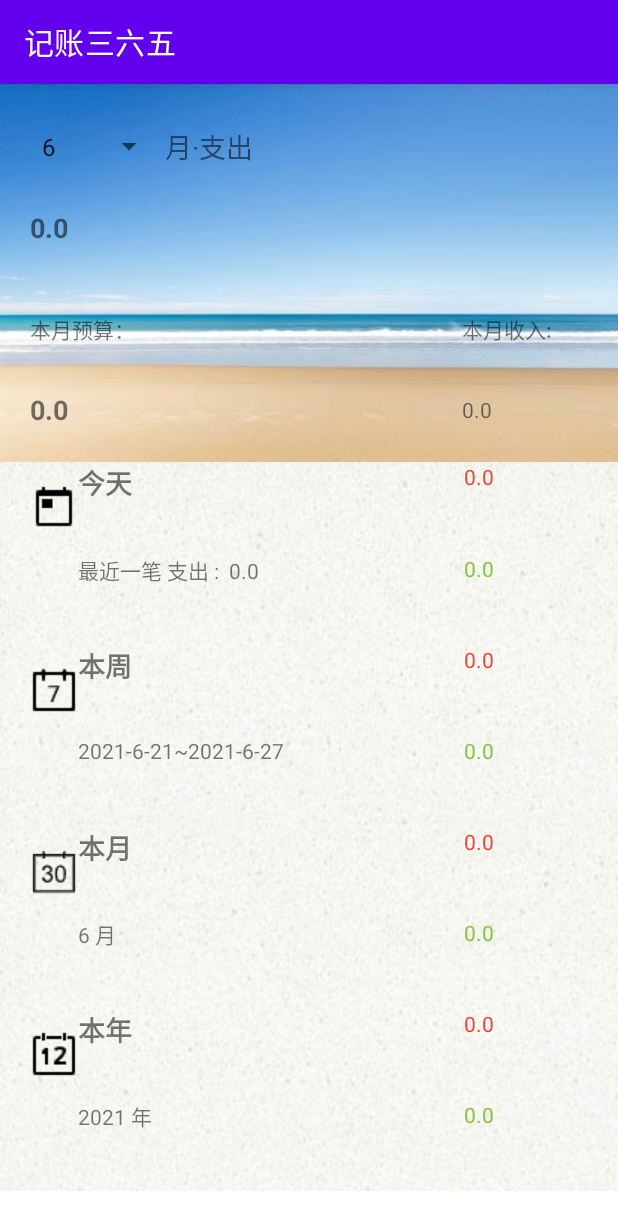
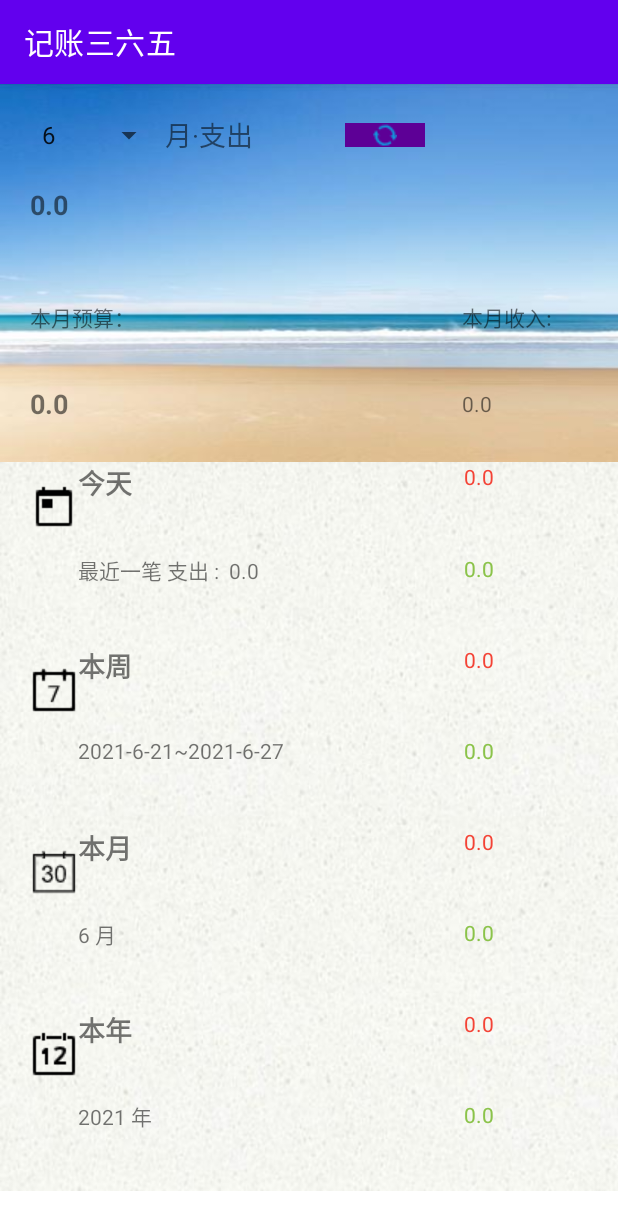
Before and after one commit to AlainCrush/AccountBook, an Android app: the IndexFragment screen opened directly, with no data from a screen before it, on a phone screen of 412 x 824 dp. Shown: the top 1230 px of the screen. Run offline under Robolectric (Android 15) with nearby library versions, the phone set to English and light mode, and no system bars.

Commit message:
2021.6.26 加了手动刷新

```diff
--- a/app/src/main/java/com/example/accountbook/DetailFragment.java
+++ b/app/src/main/java/com/example/accountbook/DetailFragment.java
@@ -25,7 +25,6 @@ import java.util.ArrayList;
 import java.util.HashMap;
 
 public class DetailFragment extends Fragment {
-    private static final String TAG = "DetailFragment";
 
     @Override
     public void onCreate(Bundle savedInstanceState) {
--- a/app/src/main/java/com/example/accountbook/IndexFragment.java
+++ b/app/src/main/java/com/example/accountbook/IndexFragment.java
@@ -15,6 +15,7 @@ import android.view.View;
 import android.view.ViewGroup;
 import android.widget.AdapterView;
 import android.widget.EditText;
+import android.widget.ImageButton;
 import android.widget.Spinner;
 import android.widget.TextView;
 import android.widget.Toast;
@@ -34,8 +35,8 @@ public class IndexFragment extends Fragment {
     TextView mt, mt1, mt2;
     TextView yt, yt1, yt2;
     String budget_SP_KEY = "Budget";
+    ImageButton imb;
 
-    private static final String TAG = "IndexFragment";
 
     @Override
     public void onCreate(Bundle savedInstanceState) {
@@ -51,7 +52,18 @@ public class IndexFragment extends Fragment {
 
     public void onActivityCreated(Bundle savedInstanceState) {
         super.onActivityCreated(savedInstanceState);
+        show();
+        imb = getActivity().findViewById(R.id.imageButtom);
+        imb.setOnClickListener(new View.OnClickListener() {
+            @Override
+            public void onClick(View v) {
+                show();
+            }
+        });
 
+    }
+
+    public void show(){
         Date date = new Date();
         String noyear = String.valueOf(date.getYear() + 1900);
         String nomonth = String.valueOf(date.getMonth() + 1);
@@ -89,7 +101,11 @@ public class IndexFragment extends Fragment {
         //从SharePreferences里取数据
         SharedPreferences sp = getActivity().getSharedPreferences("Budget", Context.MODE_PRIVATE);
         String budgetText = sp.getString(budget_SP_KEY, "0.0");
-        textView3.setText(budgetText);
+        if (db.CountSum(CostArgs).getMoney()==0f){
+            textView3.setText("0.00");
+        }
+        String textStr = String.valueOf(Float.valueOf(budgetText) - db.CountSum(CostArgs).getMoney());
+        textView3.setText(textStr);
 
         //给预算设置监听，点击后可以通过对话框设置预算，可以设置以及重置
         budget = getActivity().findViewById(R.id.budget);
@@ -107,14 +123,13 @@ public class IndexFragment extends Fragment {
                             public void onClick(DialogInterface dialog, int which) {
 
                                 if (editText.getText() != null) {
-                                    Log.i(TAG, "onClick: EditText: " + editText.getText().toString());
                                     float a = Float.valueOf(editText.getText().toString());
                                     String textStr = String.valueOf(a - db.CountSum(CostArgs).getMoney());
                                     textView3.setText(textStr);
                                     //把这个预算存起来
                                     SharedPreferences sp = getActivity().getSharedPreferences("Budget", Context.MODE_PRIVATE);
                                     SharedPreferences.Editor editor = sp.edit();
-                                    editor.putString(budget_SP_KEY, textStr);
+                                    editor.putString(budget_SP_KEY, String.valueOf(a));
                                     editor.apply();
                                 }
                             }
@@ -180,7 +195,5 @@ public class IndexFragment extends Fragment {
         yt2 = getActivity().findViewById(R.id.yearincome);
         String[] yt2Args = {"收入", noyear + "-" + "%"};
         yt2.setText(String.valueOf(db.CountSum(yt2Args).getMoney()));
-
-
     }
 }
--- a/app/src/main/res/layout/frame_index.xml
+++ b/app/src/main/res/layout/frame_index.xml
@@ -59,6 +59,16 @@
                             android:gravity="center_vertical"
                             android:text="月·支出"
                             android:textSize="18sp"></TextView>
+
+                        <ImageButton
+                            android:id="@+id/imageButtom"
+                            android:layout_width="53dp"
+                            android:layout_height="wrap_content"
+                            android:layout_gravity="center"
+                            android:background="#5D0096"
+                            android:src="@drawable/updatedata"></ImageButton>
+
+
                     </LinearLayout>
 
                     <LinearLayout
```
Also changed, not shown: app/src/main/java/com/example/accountbook/AddFragment.java (+2 -9 lines), app/src/main/res/drawable/updatedata.png (added).
